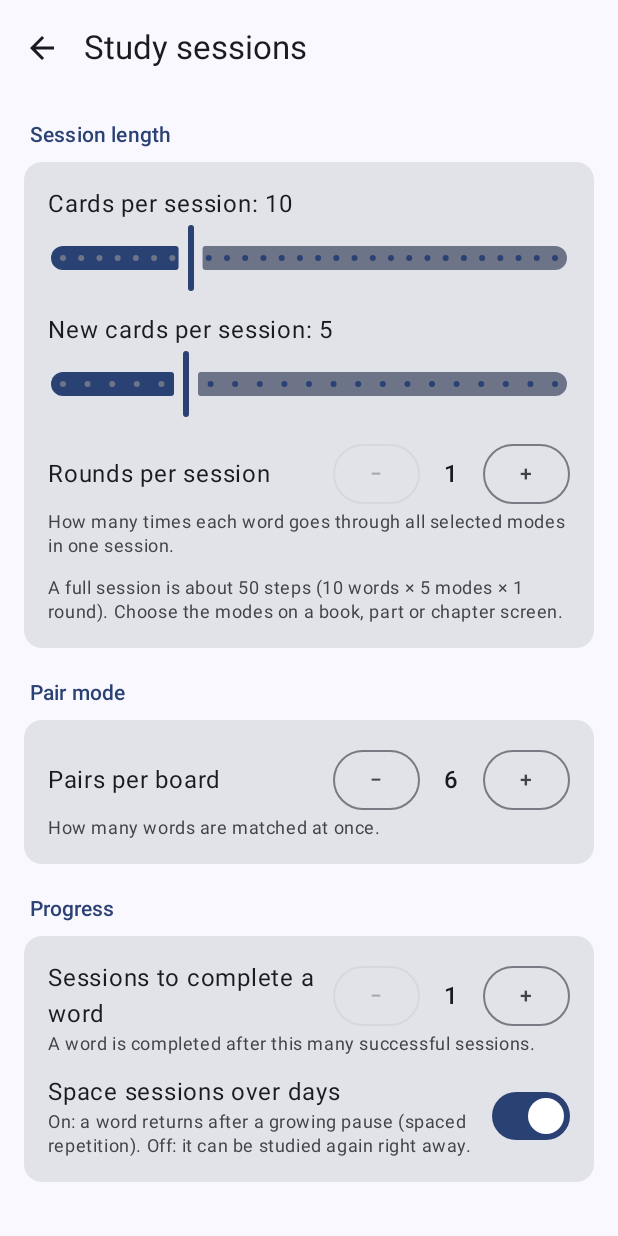
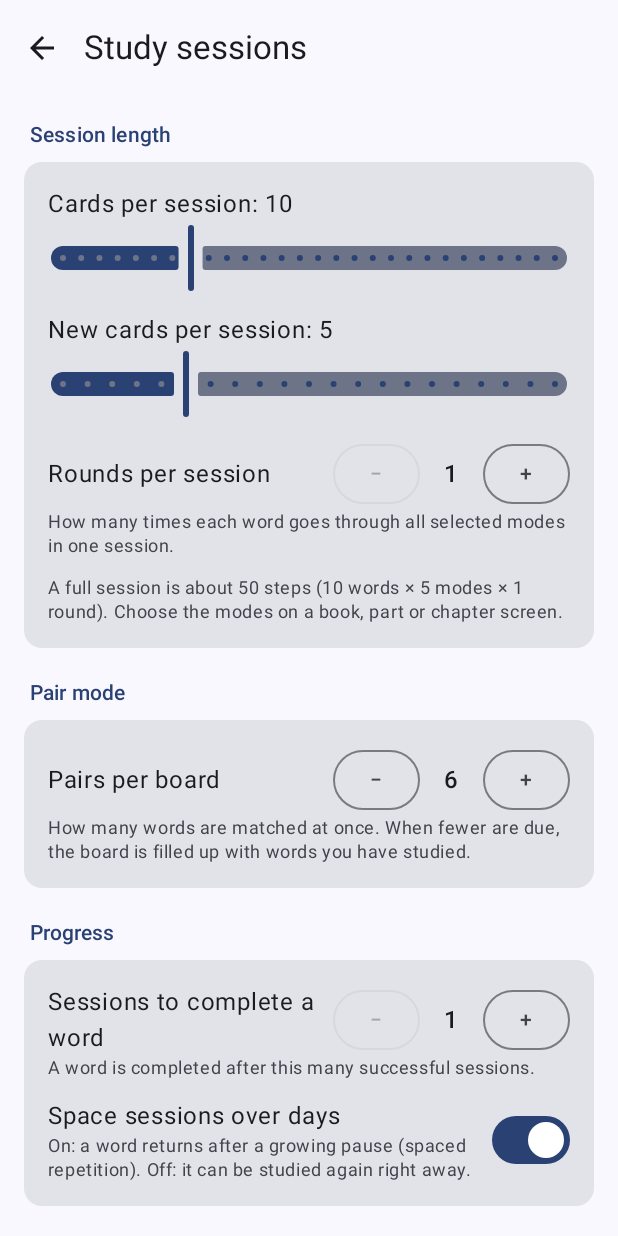
Before and after one commit to denlogv/LexisLearned, an Android app built with Jetpack Compose: the composable StudySettingsScreen shown on its own in the app's theme, on a phone screen of 412 x 824 dp. Run offline under Robolectric (Android 15) with nearby library versions, the phone set to English and light mode, and no system bars; our stand-ins replace Room's generated code.

Commit message:
fix(study): fill Pair boards up to the chosen pairs per board
A board only held the cards whose next step was Pair, usually two or
three, and was padded with studied words to a fixed minimum of four. The
"Pairs per board" setting was therefore only an upper limit that was
almost never reached, so a setting of 7 still showed 4 tiles.

The board is now topped up with studied words from the same chapter,
then from the deck, until it has as many tiles as the setting asks for.
It is smaller only when the deck has too few studied words, as in a
first session. Fillers stay ungraded and keep distinct answers.

The hint under the stepper in the settings now says what a board is
filled up with, because the setting is no longer only an upper limit.

Rejected: making Pair wait until enough cards are ready. It would hold
back the whole mode, because that many cards are almost never ready at
once in a normal session.

Co-Authored-By: Claude Sonnet 5.5 <noreply@anthropic.com>
Claude-Session: https://claude.ai/code/session_01VfoCpdztA7LtV9TrWs8Wsn

```diff
--- a/app/src/main/java/dev/denlogv/lexislearned/data/Prefs.kt
+++ b/app/src/main/java/dev/denlogv/lexislearned/data/Prefs.kt
@@ -31,7 +31,7 @@ enum class Provider(val label: String, val chip: String, val defaultModel: Strin
  * @property sessionSize how many words one session contains.
  * @property newPerSession how many never-studied words a session may add.
  * @property rounds how many times each word goes through all selected modes within one session.
- * @property pairSize the most word pairs on one Pair board.
+ * @property pairSize the number of word pairs one Pair board is filled up to, as far as enough studied words exist.
  * @property sessionsToComplete how many successful sessions make a word completed.
  * @property spaceSessions whether a word's sessions are spaced over days instead of allowing the next one right away.
  * @property provider the AI provider used to generate decks.
--- a/app/src/main/java/dev/denlogv/lexislearned/data/Settings.kt
+++ b/app/src/main/java/dev/denlogv/lexislearned/data/Settings.kt
@@ -60,7 +60,7 @@ class Settings(private val sp: SharedPreferences, private val secrets: Secrets =
     fun setRounds(n: Int) = edit { putInt(ROUNDS, n.coerceIn(MIN_ROUNDS, MAX_ROUNDS)) }
 
     /**
-     * Sets how many word pairs a Pair board holds at most.
+     * Sets how many word pairs a Pair board is filled up to.
      *
      * @param n the number of pairs, limited to [PAIR_SIZE_RANGE].
      */
--- a/app/src/main/java/dev/denlogv/lexislearned/ui/settings/StudySettingsComponents.kt
+++ b/app/src/main/java/dev/denlogv/lexislearned/ui/settings/StudySettingsComponents.kt
@@ -50,7 +50,13 @@ fun Hint(text: String) {
 fun StudySettings(prefs: Prefs, settings: Settings) {
     SettingsGroup("Session length") { SessionLength(prefs, settings) }
     SettingsGroup("Pair mode") {
-        Stepper("Pairs per board", prefs.pairSize, PAIR_SIZE_RANGE, settings::setPairSize, "How many words are matched at once.")
+        Stepper(
+            "Pairs per board",
+            prefs.pairSize,
+            PAIR_SIZE_RANGE,
+            settings::setPairSize,
+            "How many words are matched at once. When fewer are due, the board is filled up with words you have studied.",
+        )
     }
     SettingsGroup("Progress") {
         Stepper(
```
Also changed, not shown: app/src/main/java/dev/denlogv/lexislearned/ui/study/StepPresenter.kt (+8 -13 lines), 2 other files.
